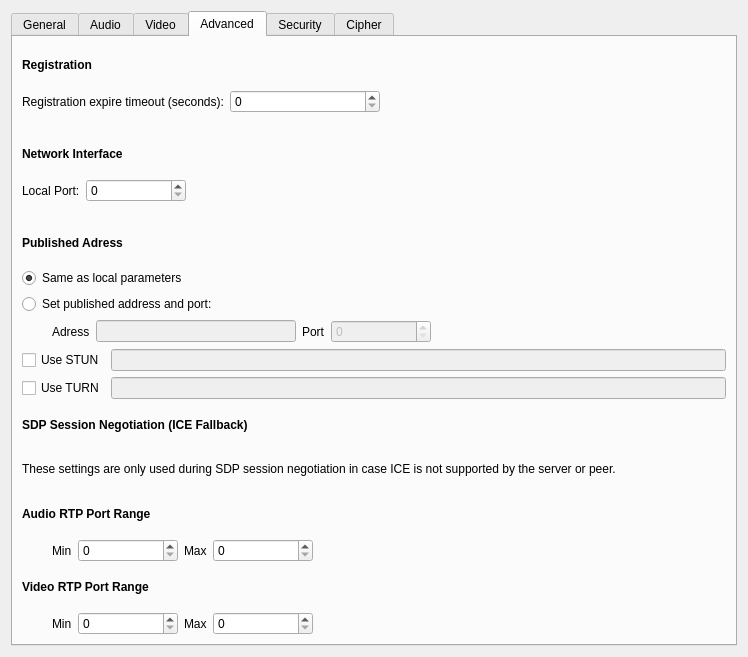
Above: accountdetails.ui from savoirfairelinux/jami-client-windows before the change. Below: the same form after it.
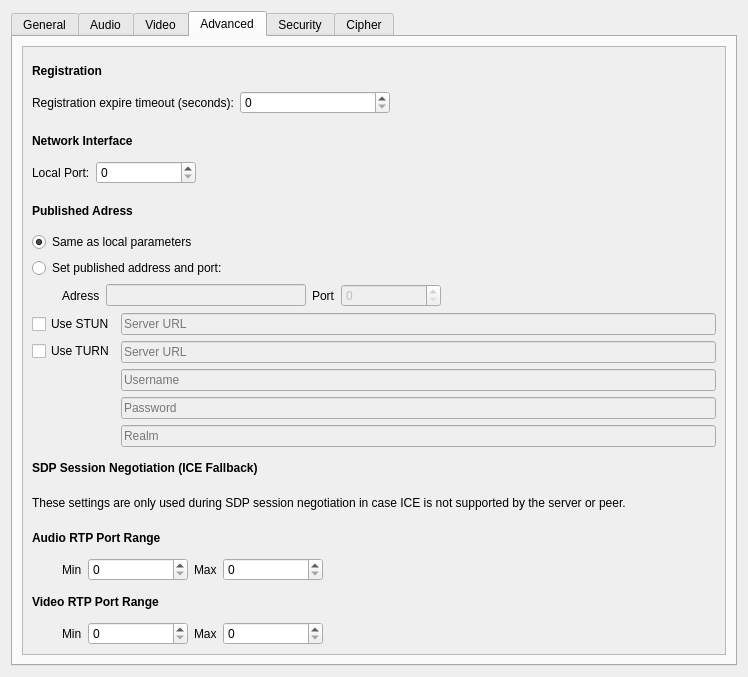
That is the form after the change. The open tabs and pages were chosen to show the change. Icons and pictures are not drawn.

Commit message:
turn: add turn settings accesor
Issue: #78300

```diff
--- a/accountdetails.ui
+++ b/accountdetails.ui
@@ -7,7 +7,7 @@
     <x>0</x>
     <y>0</y>
     <width>748</width>
-    <height>657</height>
+    <height>677</height>
    </rect>
   </property>
   <property name="windowTitle">
@@ -470,6 +470,21 @@
       </attribute>
       <layout class="QVBoxLayout" name="verticalLayout_7">
        <item>
+        <widget class="QScrollArea" name="scrollArea">
+         <property name="widgetResizable">
+          <bool>true</bool>
+         </property>
+         <widget class="QWidget" name="scrollAreaWidgetContents">
+          <property name="geometry">
+           <rect>
+            <x>0</x>
+            <y>0</y>
+            <width>693</width>
+            <height>685</height>
+           </rect>
+          </property>
+          <layout class="QVBoxLayout" name="verticalLayout_11">
+           <item>
         <widget class="QLabel" name="label_2">
          <property name="font">
           <font>
@@ -699,26 +714,68 @@
              <property name="enabled">
               <bool>false</bool>
              </property>
+                 <property name="placeholderText">
+                  <string>Server URL</string>
+                 </property>
             </widget>
            </item>
           </layout>
          </item>
          <item>
-          <layout class="QHBoxLayout" name="horizontalLayout_11">
+              <layout class="QFormLayout" name="formLayout_6">
            <property name="topMargin">
             <number>0</number>
            </property>
-           <item>
+               <property name="bottomMargin">
+                <number>0</number>
+               </property>
+               <item row="0" column="0">
             <widget class="QCheckBox" name="lrcfg_turnEnabled">
              <property name="text">
               <string>Use TURN</string>
              </property>
             </widget>
            </item>
-           <item>
-            <widget class="QLineEdit" name="lrcfg_sipTurnServer">
+               <item row="0" column="1">
+                <widget class="QLineEdit" name="lrcfg_turnServer">
              <property name="enabled">
               <bool>false</bool>
+                 </property>
+                 <property name="placeholderText">
+                  <string>Server URL</string>
+                 </property>
+                </widget>
+               </item>
+               <item row="1" column="1">
+                <widget class="QLineEdit" name="lrcfg_turnServerUsername">
+                 <property name="enabled">
+                  <bool>false</bool>
+                 </property>
+                 <property name="placeholderText">
+                  <string>Username</string>
+                 </property>
+                </widget>
+               </item>
+               <item row="2" column="1">
+                <widget class="QLineEdit" name="lrcfg_turnServerPassword">
+                 <property name="enabled">
+                  <bool>false</bool>
+                 </property>
+                 <property name="echoMode">
+                  <enum>QLineEdit::Password</enum>
+                 </property>
+                 <property name="placeholderText">
+                  <string>Password</string>
+                 </property>
+                </widget>
+               </item>
+               <item row="3" column="1">
+                <widget class="QLineEdit" name="lrcfg_turnServerRealm">
+                 <property name="enabled">
+                  <bool>false</bool>
+                 </property>
+                 <property name="placeholderText">
+                  <string>Realm</string>
              </property>
             </widget>
            </item>
@@ -915,6 +972,10 @@
        </item>
       </layout>
      </widget>
+        </widget>
+       </item>
+      </layout>
+     </widget>
      <widget class="QWidget" name="securityTab">
       <attribute name="title">
        <string>Security</string>
```
Left out of the diff: 130 changed lines with no effect on the pictures. Lines whose indentation alone changed are shown as unchanged.
